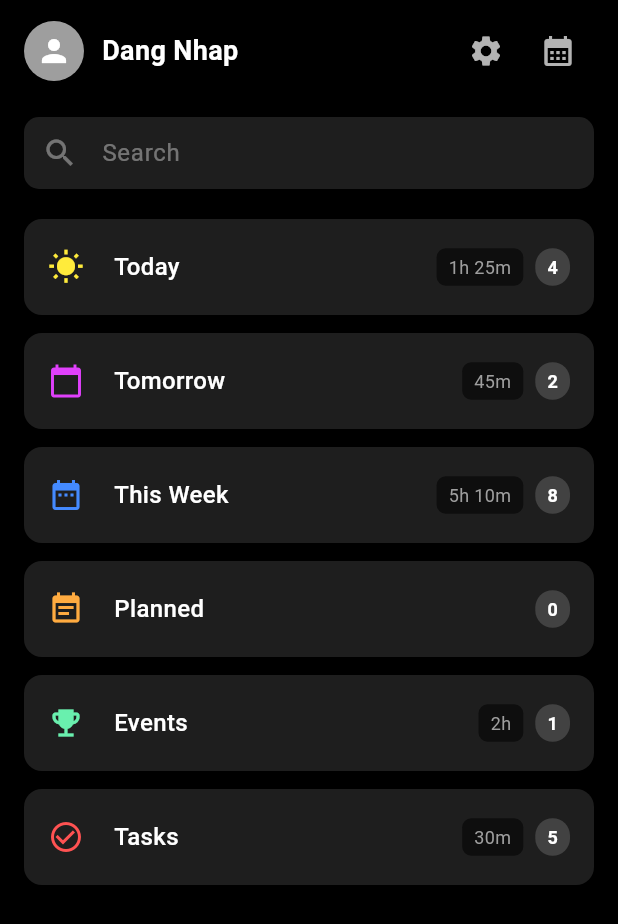
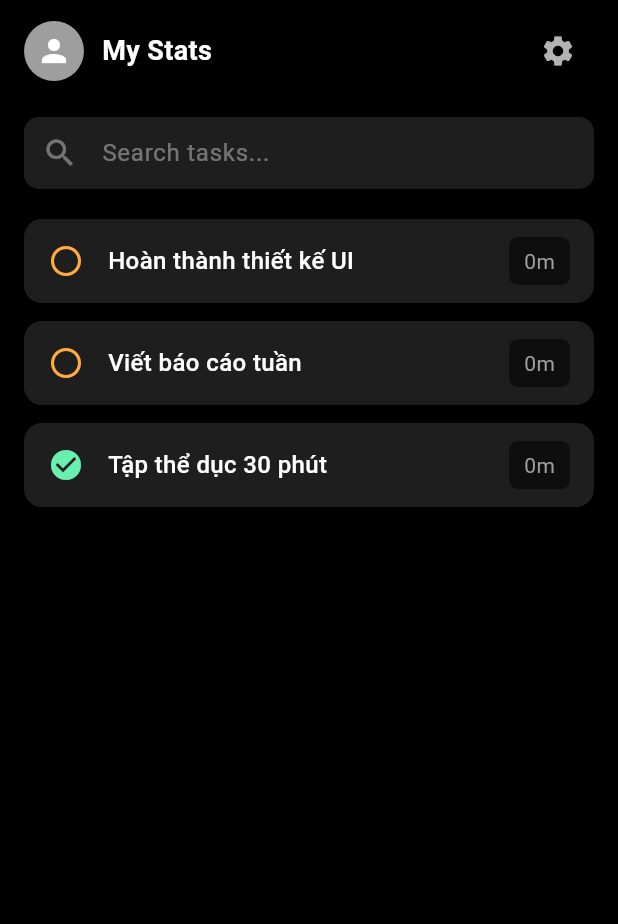
Before and after one commit to Yuki999-coder/Focus_to_do, a Flutter app: the StatsPage screen opened directly, after a tap on the "settings" icon, on a phone screen of 412 x 824 dp. Shown: the top 924 px of the screen. Run offline on Flutter 3.47's test engine with Material 3 defaults, Android fonts, the light colour scheme and no system bars.

Commit message:
fix clock

```diff
--- a/lib/models/task.dart
+++ b/lib/models/task.dart
@@ -3,11 +3,13 @@ class Task {
   String title;
   bool isCompleted;
   DateTime dueDate;
+  int secondsSpent;
 
   Task({
     required this.id,
     required this.title,
     this.isCompleted = false,
     required this.dueDate,
+    this.secondsSpent = 0,
   });
 }
--- a/lib/screens/stats_page.dart
+++ b/lib/screens/stats_page.dart
@@ -1,10 +1,24 @@
 import 'package:flutter/material.dart';
+import '../services/timer_service.dart';
 
 class StatsPage extends StatelessWidget {
   const StatsPage({super.key});
 
+  String _formatDuration(int totalSeconds) {
+    if (totalSeconds == 0) return '0m';
+    final hours = totalSeconds ~/ 3600;
+    final minutes = (totalSeconds % 3600) ~/ 60;
+    if (hours > 0) {
+      return '${hours}h ${minutes}m';
+    } else {
+      return '${minutes}m';
+    }
+  }
+
   @override
   Widget build(BuildContext context) {
+    final timerService = TimerService();
+
     return Scaffold(
       backgroundColor: Colors.black,
       body: SafeArea(
@@ -23,7 +37,7 @@ class StatsPage extends StatelessWidget {
                   ),
                   const SizedBox(width: 12),
                   const Text(
-                    'Dang Nhap',
+                    'My Stats',
                     style: TextStyle(
                       color: Colors.white,
                       fontSize: 18,
@@ -33,10 +47,6 @@ class StatsPage extends StatelessWidget {
                   const Spacer(),
                   IconButton(
                     icon: const Icon(Icons.settings, color: Colors.white70),
-                    onPressed: () {},
-                  ),
-                  IconButton(
-                    icon: const Icon(Icons.calendar_month, color: Colors.white70),
                     onPressed: () {},
                   ),
                 ],
@@ -54,7 +64,7 @@ class StatsPage extends StatelessWidget {
                 child: const TextField(
                   style: TextStyle(color: Colors.white),
                   decoration: InputDecoration(
-                    hintText: 'Search',
+                    hintText: 'Search tasks...',
                     hintStyle: TextStyle(color: Colors.white38),
                     icon: Icon(Icons.search, color: Colors.white38),
                     border: InputBorder.none,
@@ -64,53 +74,33 @@ class StatsPage extends StatelessWidget {
 
               const SizedBox(height: 20),
 
-              // Menu List
+              // Task List
               Expanded(
-                child: ListView(
-                  children: [
-                    _buildMenuItem(
-                      icon: Icons.wb_sunny,
-                      iconColor: Colors.yellow,
-                      title: 'Today',
-                      time: '1h 25m',
-                      count: 4,
-                    ),
-                     _buildMenuItem(
-                      icon: Icons.calendar_today,
-                      iconColor: Colors.purpleAccent,
-                      title: 'Tomorrow',
-                      time: '45m',
-                      count: 2,
-                    ),
-                    _buildMenuItem(
-                      icon: Icons.date_range,
-                      iconColor: Colors.blueAccent,
-                      title: 'This Week',
-                      time: '5h 10m',
-                      count: 8,
-                    ),
-                    _buildMenuItem(
-                      icon: Icons.event_note,
-                      iconColor: Colors.orangeAccent,
-                      title: 'Planned',
-                      time: '',
-                      count: 0,
-                    ),
-                     _buildMenuItem(
-                      icon: Icons.emoji_events,
-                      iconColor: Colors.greenAccent,
-                      title: 'Events',
-                      time: '2h',
-                      count: 1,
-                    ),
-                    _buildMenuItem(
-                      icon: Icons.check_circle_outline,
-                      iconColor: Colors.redAccent,
-                      title: 'Tasks',
-                      time: '30m',
-                      count: 5,
-                    ),
-                  ],
+                child: ListenableBuilder(
+                  listenable: timerService,
+                  builder: (context, child) {
+                    final tasks = timerService.tasks;
+
+                    if (tasks.isEmpty) {
+                      return const Center(
+                        child: Text("No tasks yet", style: TextStyle(color: Colors.white54)),
+                      );
+                    }
+
+                    return ListView.builder(
+                      itemCount: tasks.length,
+                      itemBuilder: (context, index) {
+                        final task = tasks[index];
+                        return _buildMenuItem(
+                          icon: task.isCompleted ? Icons.check_circle : Icons.circle_outlined,
+                          iconColor: task.isCompleted ? Colors.greenAccent : Colors.orangeAccent,
+                          title: task.title,
+                          time: _formatDuration(task.secondsSpent),
+                          isFocused: timerService.currentTask?.id == task.id,
+                        );
+                      },
+                    );
+                  },
                 ),
               ),
             ],
@@ -125,26 +115,20 @@ class StatsPage extends StatelessWidget {
     required Color iconColor,
     required String title,
     required String time,
-    required int count,
+    required bool isFocused,
   }) {
     return Container(
       margin: const EdgeInsets.only(bottom: 12),
-      padding: const EdgeInsets.symmetric(vertical: 12, horizontal: 8),
+      padding: const EdgeInsets.symmetric(vertical: 12, horizontal: 16),
       decoration: BoxDecoration(
-        color: const Color(0xFF1E1E1E),
+        color: isFocused ? Colors.white10 : const Color(0xFF1E1E1E),
         borderRadius: BorderRadius.circular(12),
+        border: isFocused ? Border.all(color: Colors.white24) : null,
       ),
       child: Row(
         children: [
-          Container(
-            padding: const EdgeInsets.all(8),
-            decoration: BoxDecoration(
-              color: Colors.transparent, // Or a slight background if preferred
-              borderRadius: BorderRadius.circular(8),
-            ),
-            child: Icon(icon, color: iconColor, size: 24),
-          ),
-          const SizedBox(width: 12),
+          Icon(icon, color: iconColor, size: 24),
+          const SizedBox(width: 16),
           Expanded(
             child: Text(
               title,
@@ -155,35 +139,17 @@ class StatsPage extends StatelessWidget {
               ),
             ),
           ),
-          if (time.isNotEmpty)
-            Container(
-              margin: const EdgeInsets.only(right: 8),
-              padding: const EdgeInsets.symmetric(horizontal: 8, vertical: 4),
-              decoration: BoxDecoration(
-                color: Colors.black54,
-                borderRadius: BorderRadius.circular(6),
-              ),
-              child: Text(
-                time,
-                style: const TextStyle(color: Colors.grey, fontSize: 12),
-              ),
-            ),
           Container(
-            padding: const EdgeInsets.symmetric(horizontal: 8, vertical: 4),
+            padding: const EdgeInsets.symmetric(horizontal: 10, vertical: 6),
             decoration: BoxDecoration(
-               color: Colors.grey[800],
-               borderRadius: BorderRadius.circular(12),
+              color: Colors.black54,
+              borderRadius: BorderRadius.circular(6),
             ),
             child: Text(
-              count.toString(),
-              style: const TextStyle(
-                color: Colors.white,
-                fontSize: 12,
-                fontWeight: FontWeight.bold,
-              ),
+              time,
+              style: const TextStyle(color: Colors.grey, fontSize: 14),
             ),
           ),
-          const SizedBox(width: 8),
         ],
       ),
     );
```
Also changed, not shown: lib/screens/focus_page.dart (+66 -0 lines), lib/screens/task_page.dart (+40 -28 lines), lib/services/timer_service.dart (+41 -0 lines).
